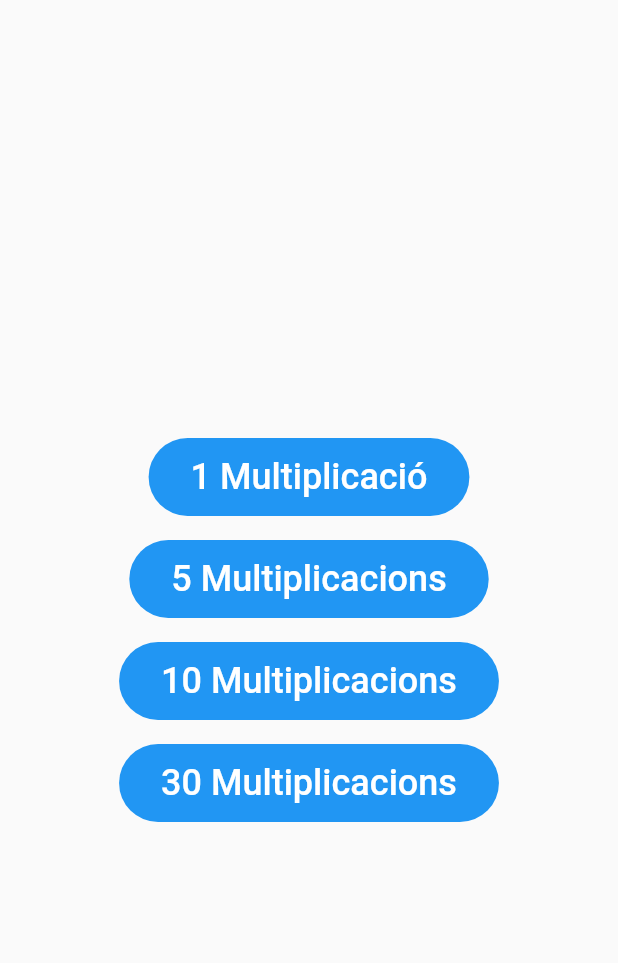
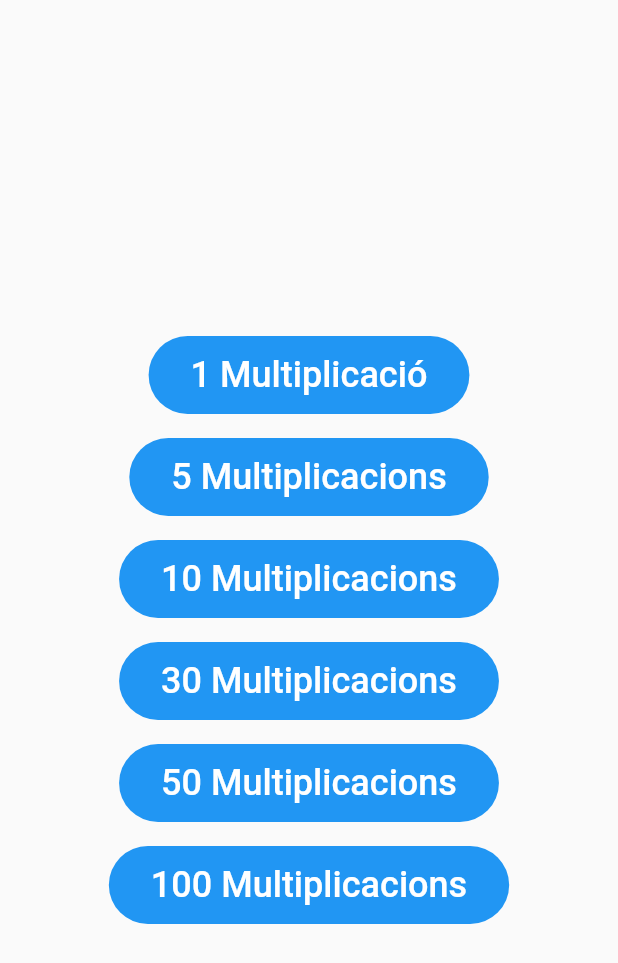
Before and after one commit to pauek/TablasMultiplicar, a Flutter app: the screen it shows after launch, on a phone screen of 412 x 824 dp. Shown: the top 963 px of the screen. Run offline on Flutter 3.47's test engine with Material 2 defaults, Android fonts, the phone set to English and light mode, and no system bars.

Commit message:
Arreglo relación entre páginas

```diff
--- a/lib/main.dart
+++ b/lib/main.dart
@@ -2,7 +2,7 @@ import 'package:flutter/material.dart';
 import 'package:tablas_multiplicar/menu_page.dart';
 import 'package:tablas_multiplicar/model.dart';
 import 'package:tablas_multiplicar/results_page.dart';
-import 'package:tablas_multiplicar/session_page.dart';
+import 'package:tablas_multiplicar/practice_page.dart';
 import 'package:tablas_multiplicar/session_container.dart';
 
 void main() {
--- a/lib/menu_page.dart
+++ b/lib/menu_page.dart
@@ -10,10 +10,7 @@ class MenuPage extends StatelessWidget {
         child: Column(
           mainAxisAlignment: MainAxisAlignment.center,
           children: <Widget>[
-            MenuButton(1),
-            MenuButton(5),
-            MenuButton(10),
-            MenuButton(30),
+            for (var n in [1, 5, 10, 30, 50, 100]) MenuButton(n),
           ],
         ),
       ),
@@ -29,7 +26,8 @@ class MenuButton extends StatelessWidget {
   @override
   Widget build(BuildContext context) {
     return ColoredButton(
-      text: '$mults ${mults > 1 ? 'Multiplicacions' : 'Multiplicació'}',
+      text:
+          '$mults ${mults > 1 ? 'Multiplicacions' : 'Multiplicació'}',
       onPressed: () {
         SessionState session = SessionContainer.of(context);
         session.reset(mults);
--- a/lib/session_container.dart
+++ b/lib/session_container.dart
@@ -46,6 +46,7 @@ class SessionState extends State<SessionContainer> {
   int get target => _session.target;
   int get correct => _session.correct;
   int get wrong => _session.wrong;
+  int get total => _session.total;
 
   double get itemsPerSecond => _session.perItem;
 
```
Also changed, not shown: lib/practice_page.dart (renamed from lib/session_page.dart, +25 -1 lines), lib/results_page.dart (+6 -6 lines).
